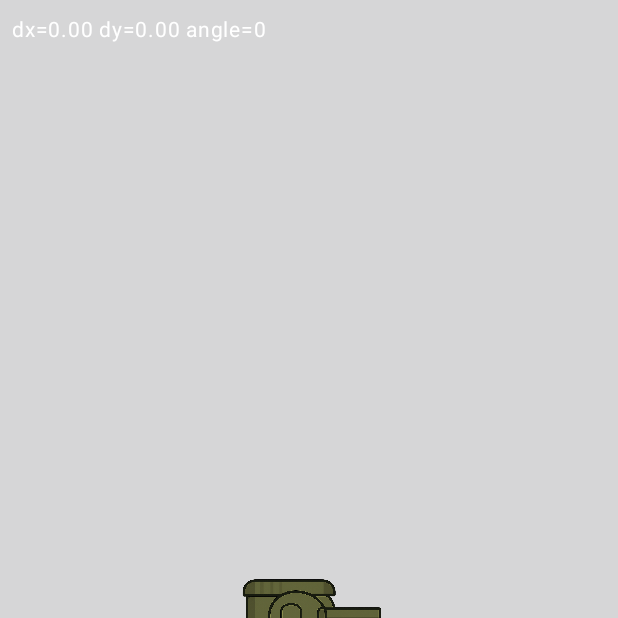
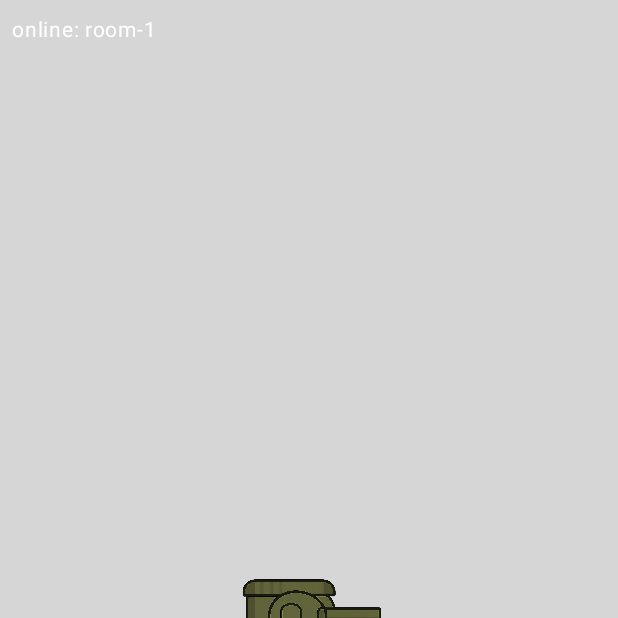
Before and after one commit to hellone/androidtank, an Android app built with Jetpack Compose: the composable GameScreen shown on its own in the app's theme, on a phone screen of 412 x 824 dp, the top half of it. Run offline under Robolectric (Android 15) with nearby library versions, the phone set to English and light mode, and no system bars; our stand-ins replace Firebase (no records; nobody signed in at launch, a user with empty details on screens opened directly).

Commit message:
Mon message de commit

```diff
--- a/app/build.gradle.kts
+++ b/app/build.gradle.kts
@@ -2,7 +2,10 @@ plugins {
     alias(libs.plugins.android.application)
     alias(libs.plugins.kotlin.android)
     alias(libs.plugins.kotlin.compose)
+    // 🔹 plugin Google Services
+    id("com.google.gms.google-services")
 }
+
 
 android {
     namespace = "com.manaa.tankwar"
@@ -56,4 +59,9 @@ dependencies {
     androidTestImplementation(libs.androidx.ui.test.junit4)
     debugImplementation(libs.androidx.ui.tooling)
     debugImplementation(libs.androidx.ui.test.manifest)
+
+    // 🔹 Firebase (via BOM + modules nécessaires)
+    implementation(platform("com.google.firebase:firebase-bom:34.1.0"))
+    implementation("com.google.firebase:firebase-auth")
+    implementation("com.google.firebase:firebase-database")
 }
--- a/app/src/main/AndroidManifest.xml
+++ b/app/src/main/AndroidManifest.xml
@@ -23,5 +23,5 @@
             </intent-filter>
         </activity>
     </application>
-
+    <uses-permission android:name="android.permission.INTERNET"/>
 </manifest>
--- a/app/src/main/java/com/manaa/tankwar/MainActivity.kt
+++ b/app/src/main/java/com/manaa/tankwar/MainActivity.kt
@@ -46,16 +46,21 @@ class MainActivity : ComponentActivity() {
 
 @Composable
 fun GameScreen() {
-    // Taille du monde (= taille du canvas)
+    // Monde (taille du canvas)
     var worldW by remember { mutableFloatStateOf(0f) }
     var worldH by remember { mutableFloatStateOf(0f) }
 
-    // Tank state
+    // Mon tank
     var tankX by remember { mutableFloatStateOf(0f) }
     var tankY by remember { mutableFloatStateOf(0f) }
     var tankAngle by remember { mutableFloatStateOf(0f) }
 
-    // Sortie joystick (normalisée [-1,1])
+    // Autres joueurs (affichage lissé)
+    data class Smooth(val x: MutableState<Float>, val y: MutableState<Float>, val angle: MutableState<Float>)
+    val others = remember { mutableMapOf<String, Smooth>() }
+    var myId by remember { mutableStateOf("") }
+
+    // Joystick
     var joyDx by remember { mutableFloatStateOf(0f) }
     var joyDy by remember { mutableFloatStateOf(0f) }
 
@@ -63,33 +68,73 @@ fun GameScreen() {
     val spriteSize = 160
     val half = spriteSize / 2f
 
-    // Images
-    val background: ImageBitmap = ImageBitmap.imageResource(id = R.drawable.battlefield)
-    val tankSprite: ImageBitmap = ImageBitmap.imageResource(id = R.drawable.tank)
+    val background = ImageBitmap.imageResource(R.drawable.battlefield)
+    val tankSprite = ImageBitmap.imageResource(R.drawable.tank)
 
-    // Boucle d’update – démarre quand on connaît la taille du monde
-    LaunchedEffect(worldW, worldH) {
-        if (worldW <= 0f || worldH <= 0f) return@LaunchedEffect
-        // init position au centre si 0
-        if (tankX == 0f && tankY == 0f) {
-            tankX = worldW / 2f
-            tankY = worldH / 2f
-        }
+    // --- Online Firebase (room-1) ---
+    val online = remember {
+        Online(
+            roomId = "room-1",
+            databaseUrl = "https://tank-74afa-default-rtdb.europe-west1.firebasedatabase.app/"
+        )
+    }
+
+    // Connexion + listener
+    LaunchedEffect(Unit) {
+        myId = online.connect(name = "Player")
+        online.playersRef().addValueEventListener(object : com.google.firebase.database.ValueEventListener {
+            override fun onDataChange(snapshot: com.google.firebase.database.DataSnapshot) {
+                val seen = mutableSetOf<String>()
+                for (child in snapshot.children) {
+                    val id = child.key ?: continue
+                    val st = child.getValue(NetPlayerState::class.java) ?: continue
+                    seen.add(id)
+                    if (id == myId) continue
+                    val smooth = others.getOrPut(id) {
+                        Smooth(mutableStateOf(st.x), mutableStateOf(st.y), mutableStateOf(st.angle))
+                    }
+                    smooth.x.value = st.x
+                    smooth.y.value = st.y
+                    smooth.angle.value = st.angle
+                }
+                // retire ceux qui ont quitté
+                others.keys.filter { it !in seen }.forEach { others.remove(it) }
+            }
+            override fun onCancelled(error: com.google.firebase.database.DatabaseError) {}
+        })
+    }
+
+    // Boucle frame : mouvement local + envoi réseau + lissage
+    LaunchedEffect(worldW, worldH, myId) {
+        if (worldW <= 0f || worldH <= 0f || myId.isEmpty()) return@LaunchedEffect
+        if (tankX == 0f && tankY == 0f) { tankX = worldW/2f; tankY = worldH/2f }
+
         var last = withFrameNanos { it }
+        var lastSend = 0L
+
         while (true) {
             val now = withFrameNanos { it }
-            val dt = ((now - last) / 1_000_000_000.0).toFloat()
+            val dt = ((now - last) / 1_000_000_000.0f)
             last = now
 
             tankX = (tankX + joyDx * tankSpeed * dt).coerceIn(half, worldW - half)
             tankY = (tankY + joyDy * tankSpeed * dt).coerceIn(half, worldH - half)
-
             if (joyDx != 0f || joyDy != 0f) {
                 tankAngle = Math.toDegrees(atan2(joyDy.toDouble(), joyDx.toDouble())).toFloat()
+            }
+
+            // Envoi réseau throttlé (~15 Hz)
+            val ms = System.currentTimeMillis()
+            if (ms - lastSend > 66 && myId.isNotEmpty()) {
+                online.updateMyState(tankX, tankY, tankAngle)
+                lastSend = ms
             }
         }
     }
 
+    DisposableEffect(Unit) { onDispose { online.disconnect() } }
+
+    // --- Dessin ---
     Box(Modifier.fillMaxSize()) {
         Canvas(
             modifier = Modifier
@@ -99,13 +144,27 @@ fun GameScreen() {
                     worldH = sz.height.toFloat()
                 }
         ) {
-            // Fond plein écran
+            // Fond
             drawImage(
                 image = background,
                 dstSize = IntSize(size.width.toInt(), size.height.toInt())
             )
 
-            // Tank pivoté autour de son centre
+            // Autres joueurs (déjà lissés par MAJ progressive des states)
+            others.forEach { (_, s) ->
+                withTransform({
+                    translate(s.x.value, s.y.value)
+                    rotate(degrees = s.angle.value, pivot = Offset.Zero)
+                }) {
+                    drawImage(
+                        image = tankSprite,
+                        dstSize = IntSize(spriteSize, spriteSize),
+                        dstOffset = IntOffset(-spriteSize/2, -spriteSize/2)
+                    )
+                }
+            }
+
+            // Mon tank
             withTransform({
                 translate(tankX, tankY)
                 rotate(degrees = tankAngle, pivot = Offset.Zero)
@@ -113,12 +172,12 @@ fun GameScreen() {
                 drawImage(
                     image = tankSprite,
                     dstSize = IntSize(spriteSize, spriteSize),
-                    dstOffset = IntOffset(-spriteSize / 2, -spriteSize / 2)
+                    dstOffset = IntOffset(-spriteSize/2, -spriteSize/2)
                 )
             }
         }
 
-        // Joystick bas-gauche
+        // Joystick
         Box(
             modifier = Modifier
                 .align(Alignment.BottomStart)
@@ -127,24 +186,18 @@ fun GameScreen() {
             Joystick(
                 diameter = 160.dp,
                 knobRadius = 28.dp,
-                onVectorChange = { dx, dy ->
-                    joyDx = dx
-                    joyDy = dy
-                }
+                onVectorChange = { dx, dy -> joyDx = dx; joyDy = dy }
             )
         }
 
-        // HUD debug
         Text(
-            text = "dx=%.2f dy=%.2f angle=%.0f".format(joyDx, joyDy, tankAngle),
-            modifier = Modifier
-                .align(Alignment.TopStart)
-                .padding(8.dp),
-            color = Color.White,
-            fontSize = 14.sp
+            text = "online: room-1",
+            modifier = Modifier.align(Alignment.TopStart).padding(8.dp),
+            color = Color.White, fontSize = 14.sp
         )
     }
 }
+
 
 @Composable
 fun Joystick(
--- /dev/null
+++ b/app/src/main/java/com/manaa/tankwar/NetPlayerState.kt
@@ -0,0 +1,57 @@
+package com.manaa.tankwar
+
+import com.google.firebase.Firebase
+import com.google.firebase.auth.auth
+import com.google.firebase.database.DatabaseReference
+import com.google.firebase.database.database
+import kotlinx.coroutines.tasks.await
+
+data class NetPlayerState(
+    val name: String = "",
+    val x: Float = 0f,
+    val y: Float = 0f,
+    val angle: Float = 0f,
+    val ts: Long = 0L
+)
+
+class Online(
+    private val roomId: String,
+    databaseUrl: String // on force l’URL de ta RTDB
+) {
+    private val auth = Firebase.auth
+    private val db = Firebase.database(databaseUrl)
+
+    private lateinit var roomRef: DatabaseReference
+    private lateinit var meRef: DatabaseReference
+
+    var myId: String = ""
+
+    suspend fun connect(name: String = "Player"): String {
+        if (auth.currentUser == null) auth.signInAnonymously().await()
+        myId = auth.currentUser!!.uid
+
+        roomRef = db.getReference("rooms").child(roomId)
+        meRef = roomRef.child("players").child(myId)
+
+        meRef.onDisconnect().removeValue()
+        meRef.setValue(NetPlayerState(name = name, ts = System.currentTimeMillis()))
+        return myId
+    }
+
+    fun playersRef(): DatabaseReference = roomRef.child("players")
+
+    fun updateMyState(x: Float, y: Float, angle: Float) {
+        meRef.updateChildren(
+            mapOf(
+                "x" to x,
+                "y" to y,
+                "angle" to angle,
+                "ts" to System.currentTimeMillis()
+            )
+        )
+    }
+
+    fun disconnect() {
+        if (::meRef.isInitialized) meRef.removeValue()
+    }
+}
--- a/build.gradle.kts
+++ b/build.gradle.kts
@@ -3,4 +3,5 @@ plugins {
     alias(libs.plugins.android.application) apply false
     alias(libs.plugins.kotlin.android) apply false
     alias(libs.plugins.kotlin.compose) apply false
+    id("com.google.gms.google-services") version "4.4.3" apply false
 }
```
Also changed, not shown: 1 other file.
